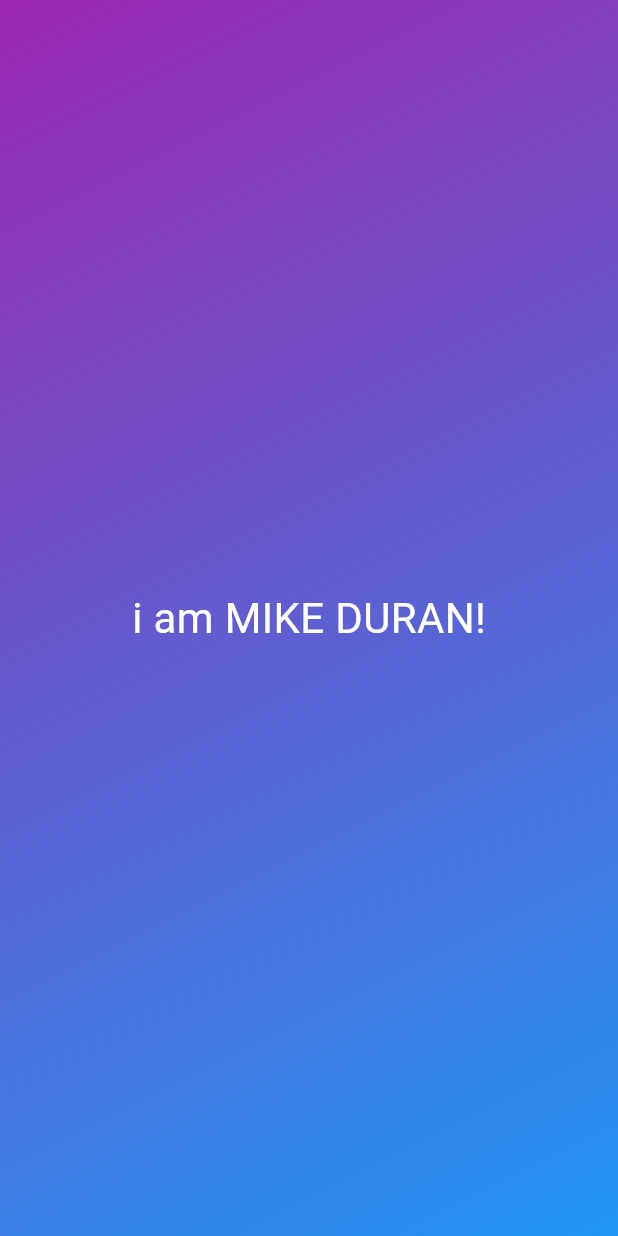
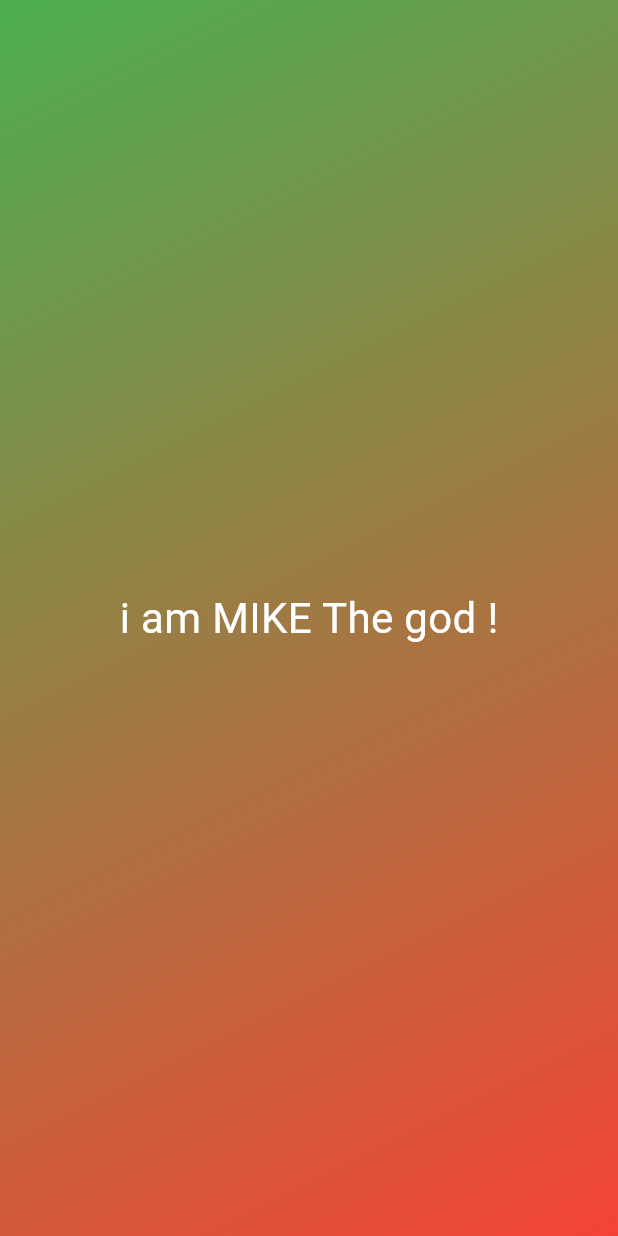
Before and after one commit to MikeDuran-git/roll_dice_app, a Flutter app: the screen it shows after launch, on a phone screen of 412 x 824 dp. Run offline on Flutter 3.47's test engine with Material 3 defaults, Android fonts, the phone set to English and light mode, and no system bars.

Commit message:
optimized GradientContainer function

```diff
--- a/lib/gradient_container.dart
+++ b/lib/gradient_container.dart
@@ -8,22 +8,24 @@ const  endAlignment = Alignment.bottomRight; //final is a keyword that is used t
 class GradientContainer extends StatelessWidget {
 //statelessWidget is a widget that doesn't change over time
 
-  const GradientContainer({super.key});
+  const GradientContainer(this.colors,{super.key});
+
+  final List<Color> colors;
 
   @override
   Widget build(context) {
     return Container(
-          decoration: const BoxDecoration(
+          decoration: BoxDecoration(
             gradient: LinearGradient(colors:
             [
-              Colors.purple,
-              Colors.blue
+              colors[0],
+              colors[1],
             ],
             begin: startAlignment,
             end: endAlignment,
             )
         ),
-          child: const StyledText("i am MIKE DURAN!"),
+          child: const StyledText("i am MIKE The god !"),
         );
   }
 }
--- a/lib/styled_text.dart
+++ b/lib/styled_text.dart
@@ -2,16 +2,17 @@ import 'package:flutter/material.dart';
 
 class StyledText extends StatelessWidget {
 
-  const StyledText(this.text,{super.key});
+  const StyledText(String text,{super.key}) : OutputText = text;
 
   //we must add a property to the class
-  final String text;
+  // ignore: non_constant_identifier_names
+  final String OutputText;
 
   @override
   Widget build(context) {
     return  Center(
       child: Text(
-        text,
+        OutputText,
         style: const TextStyle(
           fontSize: 28,
           color: Colors.white,
```
Also changed, not shown: lib/main.dart (+6 -1 lines), analysis_options.yaml (line endings or trailing spaces), pubspec.yaml (line endings or trailing spaces), 79 other files.
